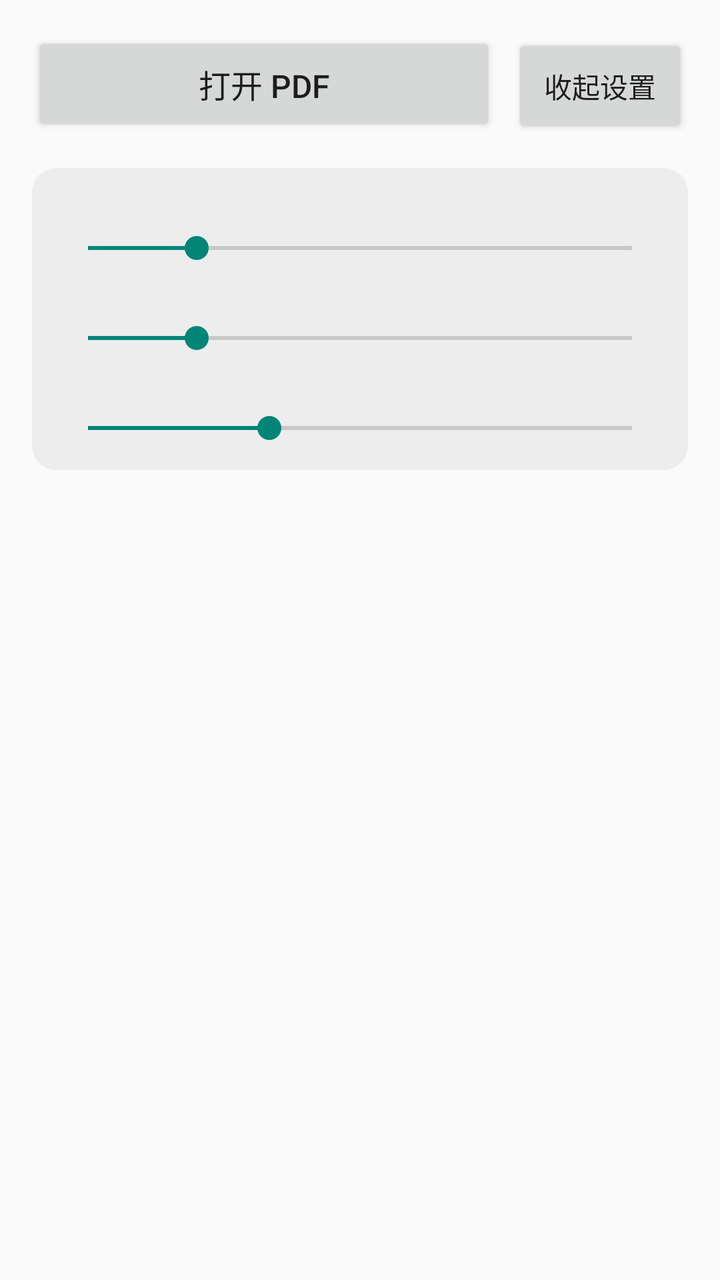
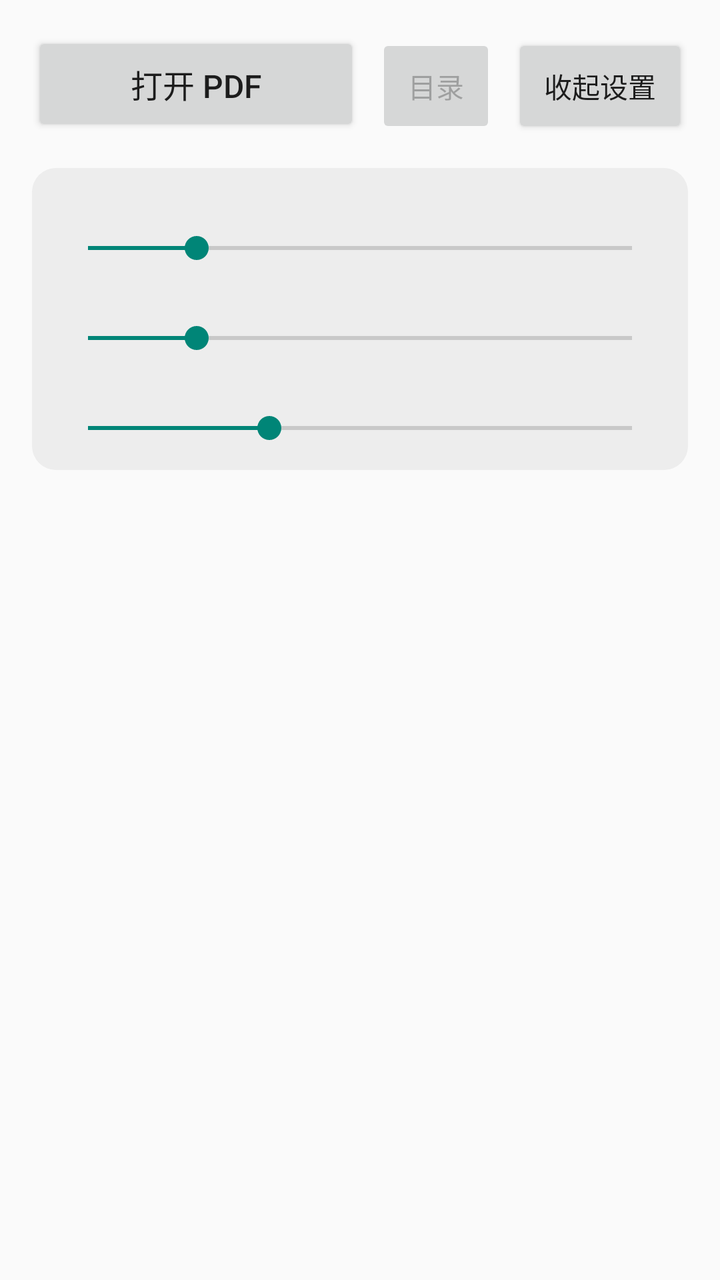

Compare the two renders of this Android layout. The source of the first and the diff that turns it into the second are given below.
<!-- AndroidManifest.xml: application theme Theme.PdfReader -->
<!-- res/layout/activity_main.xml -->
<?xml version="1.0" encoding="utf-8"?>
<LinearLayout xmlns:android="http://schemas.android.com/apk/res/android"
    android:id="@+id/rootLayout"
    android:layout_width="match_parent"
    android:layout_height="match_parent"
    android:orientation="vertical"
    android:paddingHorizontal="16dp"
    android:paddingTop="16dp"
    android:paddingBottom="8dp">

    <LinearLayout
        android:layout_width="match_parent"
        android:layout_height="wrap_content"
        android:orientation="horizontal">

        <Button
            android:id="@+id/openButton"
            android:layout_width="0dp"
            android:layout_height="wrap_content"
            android:layout_weight="1"
            android:minHeight="52dp"
            android:text="@string/open_pdf"
            android:textSize="16sp" />

        <Button
            android:id="@+id/toggleSettingsButton"
            android:layout_width="wrap_content"
            android:layout_height="wrap_content"
            android:layout_marginStart="8dp"
            android:minHeight="52dp"
            android:minWidth="0dp"
            android:paddingHorizontal="16dp"
            android:text="@string/settings_toggle_hide"
            android:textSize="14sp" />

    </LinearLayout>

    <LinearLayout
        android:id="@+id/settingsPanel"
        android:layout_width="match_parent"
        android:layout_height="wrap_content"
        android:layout_marginTop="16dp"
        android:background="@drawable/bg_settings_panel"
        android:orientation="vertical"
        android:padding="12dp">

        <TextView
            android:id="@+id/fontSizeLabel"
            android:layout_width="match_parent"
            android:layout_height="wrap_content" />

        <SeekBar
            android:id="@+id/fontSizeSeekBar"
            android:layout_width="match_parent"
            android:layout_height="wrap_content"
            android:min="12"
            android:max="32"
            android:progress="16" />

        <TextView
            android:id="@+id/lineSpacingLabel"
            android:layout_width="match_parent"
            android:layout_height="wrap_content"
            android:layout_marginTop="8dp" />

        <SeekBar
            android:id="@+id/lineSpacingSeekBar"
            android:layout_width="match_parent"
            android:layout_height="wrap_content"
            android:min="0"
            android:max="10"
            android:progress="2" />

        <TextView
            android:id="@+id/paddingLabel"
            android:layout_width="match_parent"
            android:layout_height="wrap_content"
            android:layout_marginTop="8dp" />

        <SeekBar
            android:id="@+id/paddingSeekBar"
            android:layout_width="match_parent"
            android:layout_height="wrap_content"
            android:min="8"
            android:max="32"
            android:progress="16" />

    </LinearLayout>

    <ProgressBar
        android:id="@+id/progressBar"
        android:layout_width="match_parent"
        android:layout_height="wrap_content"
        android:layout_marginTop="12dp"
        android:layout_marginBottom="4dp"
        android:indeterminate="true"
        android:visibility="gone" />

    
    <ScrollView
        android:id="@+id/contentScrollView"
        android:layout_width="match_parent"
        android:layout_height="0dp"
        android:layout_marginTop="8dp"
        android:layout_weight="1">

        <LinearLayout
            android:id="@+id/contentContainer"
            android:layout_width="match_parent"
            android:layout_height="wrap_content"
            android:orientation="vertical"
            android:padding="16dp" />

    </ScrollView>

</LinearLayout>
<!-- resources referenced by this layout -->
<resources>
  <!-- drawable bg_settings_panel (drawable) -->
  <?xml version="1.0" encoding="utf-8"?>
  <shape xmlns:android="http://schemas.android.com/apk/res/android"
      android:shape="rectangle">
      <solid android:color="#1F888888" />
      <corners android:radius="12dp" />
  </shape>
  <string name="open_pdf">打开 PDF</string>
  <string name="settings_toggle_hide">收起设置</string>
  <style name="Theme.PdfReader" parent="Theme.AppCompat.DayNight.NoActionBar" />
</resources>

<!-- the commit's change to res/layout/activity_main.xml (unified diff, before → after) -->
@@ -21,6 +21,18 @@
             android:minHeight="52dp"
             android:text="@string/open_pdf"
             android:textSize="16sp" />
+
+        <Button
+            android:id="@+id/tocButton"
+            android:layout_width="wrap_content"
+            android:layout_height="wrap_content"
+            android:layout_marginStart="8dp"
+            android:enabled="false"
+            android:minHeight="52dp"
+            android:minWidth="0dp"
+            android:paddingHorizontal="16dp"
+            android:text="@string/toc_button"
+            android:textSize="14sp" />
 
         <Button
             android:id="@+id/toggleSettingsButton"
<!-- resource entries referenced after the edit -->
@@ -9,6 +9,7 @@
   </shape>
   <string name="open_pdf">打开 PDF</string>
   <string name="settings_toggle_hide">收起设置</string>
+  <string name="toc_button">目录</string>
   <style name="Theme.PdfReader" parent="Theme.AppCompat.DayNight.NoActionBar" />
 </resources>
 
